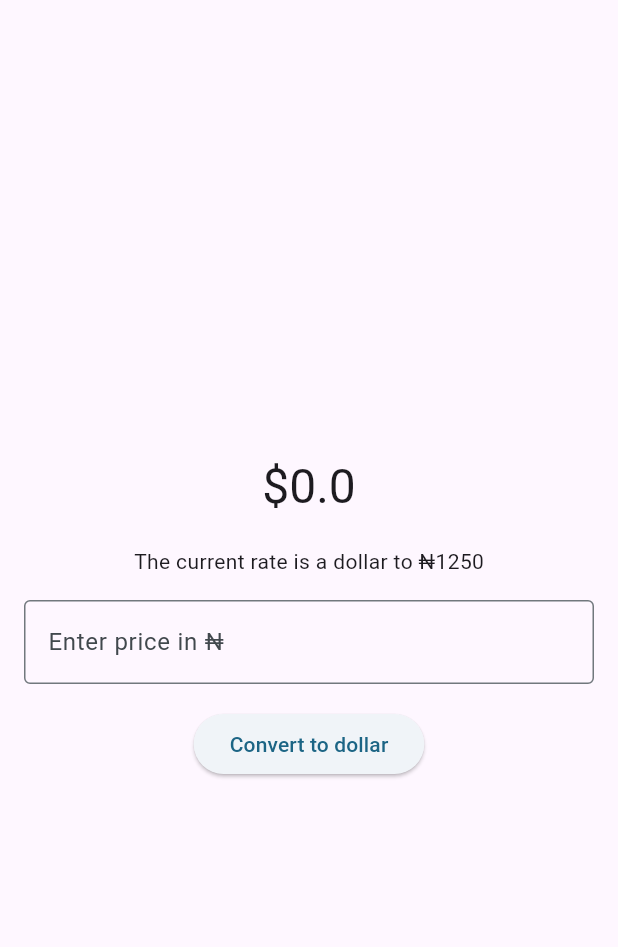
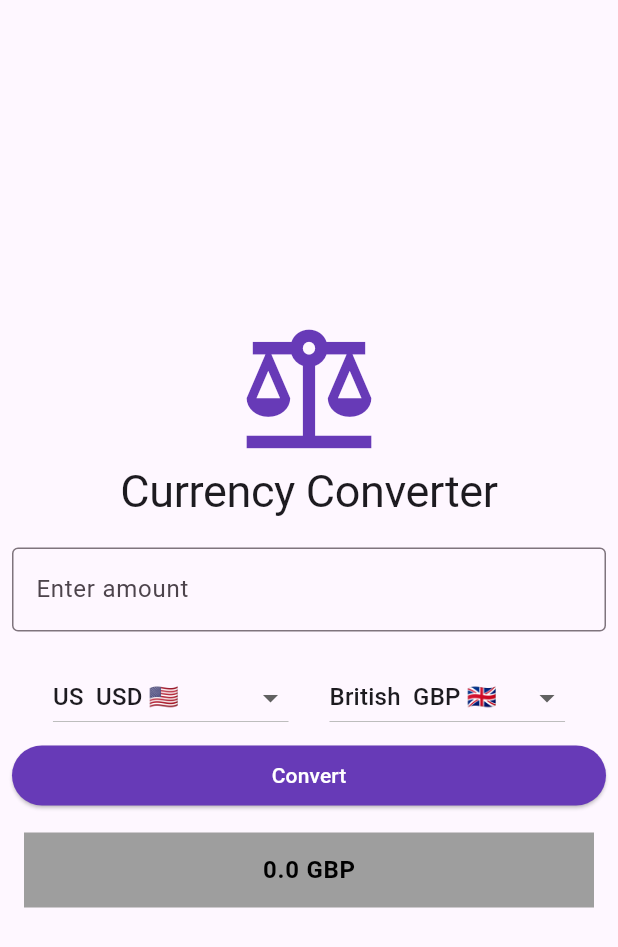
Before and after one commit to GreatGrant/Currency-Converter, a Flutter app: the screen it shows after launch, on a phone screen of 412 x 824 dp. Shown: the top 947 px of the screen. Run offline on Flutter 3.47's test engine with Material 3 defaults, Android fonts, the phone set to English and light mode, and no system bars.

Commit message:
use drop down button

```diff
--- a/lib/main.dart
+++ b/lib/main.dart
@@ -14,7 +14,7 @@ class MyApp extends StatelessWidget {
     return MaterialApp(
       title: 'Currency Converter',
       theme: ThemeData.light(useMaterial3: true).copyWith(
-        colorScheme: ColorScheme.fromSeed(seedColor: Colors.lightBlueAccent)
+        colorScheme: ColorScheme.fromSeed(seedColor: Colors.purple)
       ),
       darkTheme: ThemeData.dark(useMaterial3: true).copyWith(
           colorScheme: ColorScheme.fromSeed(seedColor: Colors.lightBlueAccent)
--- /dev/null
+++ b/lib/models/currency.dart
@@ -0,0 +1,65 @@
+class Currency{
+  final CurrencyType code;
+  final String name;
+  final String flag;
+
+  const Currency({
+    required this.code,
+    required this.name,
+    required this.flag
+  });
+
+  static List<Currency> getCurrencies(){
+    return [
+      const Currency(code: CurrencyType.USD, name: 'US ', flag: '🇺🇸'),
+      const Currency(code: CurrencyType.GBP, name: 'British ', flag: '🇬🇧'),
+      const Currency(code: CurrencyType.CAD, name: 'Canadian ', flag: '🇨🇦'),
+      const Currency(code: CurrencyType.NGN, name: 'Nigerian ', flag: '🇳🇬'),
+    ];
+  }
+
+  static double convert(double amount, CurrencyType source, CurrencyType target){
+    double exchangeRate = getExchangeRate(source, target);
+
+    // Perform the conversion
+    double convertedAmount = amount * exchangeRate;
+
+    return convertedAmount;
+  }
+
+  static double getExchangeRate(CurrencyType source, CurrencyType target) {
+    Map<CurrencyType, Map<CurrencyType, double>> exchangeRates = {
+      CurrencyType.USD: {
+        CurrencyType.GBP: 0.75,
+        CurrencyType.CAD: 1.25,
+        CurrencyType.NGN: 500,
+      },
+      CurrencyType.GBP: {
+        CurrencyType.USD: 1.33,
+        CurrencyType.CAD: 1.67,
+        CurrencyType.NGN: 600,
+      },
+      CurrencyType.CAD: {
+        CurrencyType.USD: 0.8,
+        CurrencyType.GBP: 0.6,
+        CurrencyType.NGN: 450,
+      },
+      CurrencyType.NGN: {
+        CurrencyType.USD: 0.002,
+        CurrencyType.GBP: 0.0017,
+        CurrencyType.CAD: 0.0022,
+      },
+    };
+
+    return exchangeRates[source]![target]!;
+  }
+
+}
+
+
+enum CurrencyType{
+  USD,
+  GBP,
+  CAD,
+  NGN
+}
--- a/lib/pages/home_page.dart
+++ b/lib/pages/home_page.dart
@@ -1,7 +1,8 @@
 import 'package:flutter/material.dart';
+import 'package:currency_converter/models/currency.dart';
 
-class HomePage extends StatefulWidget{
-  const HomePage({super.key, required this.title});
+class HomePage extends StatefulWidget {
+  const HomePage({Key? key, required this.title}) : super(key: key);
 
   final String title;
 
@@ -11,56 +12,139 @@ class HomePage extends StatefulWidget{
   }
 }
 
-class _HomePageState extends State<HomePage>{
- final int _dollarRate = 1250;
- final TextEditingController _nairaRateController = TextEditingController();
- late double _toDollarConversion = 0;
+class _HomePageState extends State<HomePage> {
+  final _currencies = Currency.getCurrencies();
+  final TextEditingController _amountController = TextEditingController();
+  late double _convertedAmount = 0.0;
 
+  late Currency selectedCurrency;
+  late Currency targetCurrency;
 
-  void convertCurrency(){
+  @override
+  void initState() {
+    super.initState();
+    selectedCurrency = _currencies[0];
+    targetCurrency = _currencies[1];
+  }
+
+  @override
+  Widget build(BuildContext context) {
+
+    void convertCurrency() {
       setState(() {
-      if(_nairaRateController.text.isNotEmpty){
-        _toDollarConversion = double.parse(_nairaRateController.text) / _dollarRate;
-      }else {
-        _toDollarConversion = 0;
+        if (_amountController.text.isNotEmpty) {
+          _convertedAmount = Currency.convert(double.parse(_amountController.text), selectedCurrency.code, targetCurrency.code);
         }
       });
     }
 
-  @override
-  Widget build(BuildContext context) {
     return Scaffold(
       body: Center(
+        child: Padding(
+          padding: const EdgeInsets.all(8),
           child: Column(
             mainAxisAlignment: MainAxisAlignment.center,
+            crossAxisAlignment: CrossAxisAlignment.center,
             children: [
+              const Icon(
+                Icons.balance,
+                size: 100,
+                color: Colors.deepPurple,
+              ),
               Text(
-                "\$$_toDollarConversion",
-                style: Theme.of(context).textTheme.headlineLarge,
+                "Currency Converter",
+                textAlign: TextAlign.center,
+                style: Theme.of(context)
+                    .textTheme
+                    .displayLarge
+                    ?.copyWith(fontSize: 30),
               ),
               const SizedBox(height: 20),
-              Text("The current rate is a dollar to ₦$_dollarRate"),
-              Padding(
-                padding: const EdgeInsets.all(16),
-                child: TextField(
-                  controller: _nairaRateController,
+              TextField(
+                controller: _amountController,
                 keyboardType: TextInputType.number,
                 decoration: const InputDecoration(
-                    labelText: "Enter price in ₦",
+                  labelText: "Enter amount",
                   border: OutlineInputBorder(
-                      borderRadius: BorderRadius.all(Radius.circular(4))
-                    )
+                    borderRadius: BorderRadius.all(Radius.circular(4)),
                   ),
-                  onSubmitted: (String value){
+                ),
+                onSubmitted: (String value) {
                   convertCurrency();
                 },
               ),
+              const SizedBox(height: 20),
+              Row(
+                mainAxisAlignment: MainAxisAlignment.spaceEvenly,
+                children: [
+                  DropdownButton<Currency>(
+                    value: selectedCurrency,
+                    items: _currencies
+                        .map<DropdownMenuItem<Currency>>(
+                          (Currency currency) => DropdownMenuItem<Currency>(
+                        value: currency,
+                        child: Text("${currency.name} ${currency.code.name} ${currency.flag}"),
                       ),
-              ElevatedButton(
+                    ).toList(),
+                    onChanged: (Currency? value) {
+                      setState(() {
+                        selectedCurrency = value!;
+                      });
+                    },
+                  ),
+                  DropdownButton<Currency>(
+                    value: targetCurrency,
+                    items: _currencies
+                        .map<DropdownMenuItem<Currency>>(
+                          (Currency currency) => DropdownMenuItem<Currency>(
+                        value: currency,
+                        child: Text("${currency.name} ${currency.code.name} ${currency.flag}"),
+                      ),
+                    ).toList(),
+                    onChanged: (Currency? value) {
+                      setState(() {
+                        targetCurrency = value!;
+                      });
+                    },
+                  ),
+                ],
+              ),
+              const SizedBox(height: 8),
+              SizedBox(
+                width: double.infinity,
+                height: 40,
+                child: ElevatedButton(
                   onPressed: convertCurrency,
-                  child: const Text("Convert to dollar")
+                  style: ButtonStyle(
+                    backgroundColor: MaterialStateProperty.all<Color>(Colors.deepPurple),
+                  ),
+                  child: const Text(
+                      "Convert",
+                    style: TextStyle(color: Colors.white),
+                  ),
+
+                ),
+              ),
+              const SizedBox(height: 10),
+              Padding(
+                padding: const EdgeInsets.all(8),
+                child: Container(
+                  height: 50,
+                  width: double.infinity,
+                  color: Colors.grey,
+                  child: Center(
+                      child: Text(
+                        "$_convertedAmount ${targetCurrency.code.name}",
+                      style: Theme.of(context).textTheme.bodyLarge?.copyWith(
+                        color: Colors.black,
+                        fontWeight: FontWeight.bold
+                      ),
                       )
+                  ),
+                ),
+              ),
             ],
+          ),
         ),
       ),
     );
```
Lines whose indentation alone changed are shown as unchanged.
